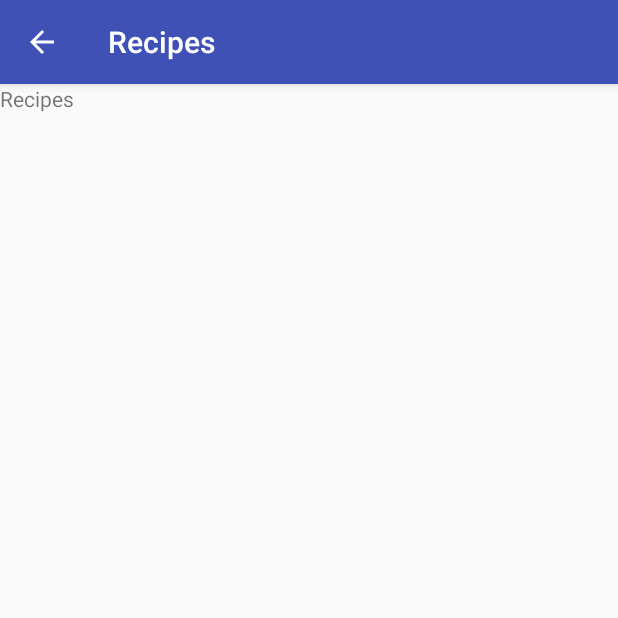
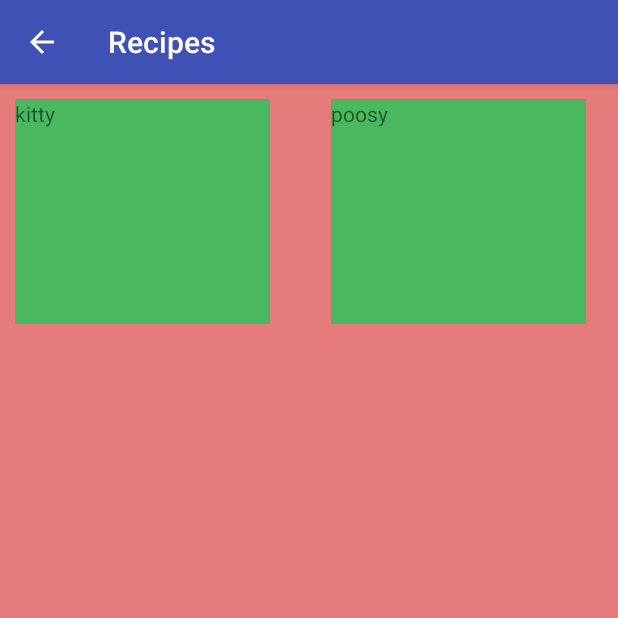
Before and after one commit to qle007/VQooks, an Android app: the RecipeActivity screen opened directly, with no data from a screen before it, on a phone screen of 412 x 824 dp, the top half of it. Run offline under Robolectric (Android 15) with nearby library versions, the phone set to English and light mode, and no system bars.

Commit message:
added listview for recipes

```diff
--- a/app/src/main/java/com/vq/vqooks/RecipeActivity.java
+++ b/app/src/main/java/com/vq/vqooks/RecipeActivity.java
@@ -1,7 +1,10 @@
 package com.vq.vqooks;
 
+import android.os.Bundle;
 import android.support.v7.app.AppCompatActivity;
-import android.os.Bundle;
+import android.widget.GridView;
+
+import java.util.ArrayList;
 
 public class RecipeActivity extends AppCompatActivity {
 
@@ -9,5 +12,23 @@ public class RecipeActivity extends AppCompatActivity {
     protected void onCreate(Bundle savedInstanceState) {
         super.onCreate(savedInstanceState);
         setContentView(R.layout.activity_recipe);
+
+        ArrayList<Recipes> recipes = new ArrayList<>();
+        ArrayList<String> ingredients = new ArrayList<>();
+        ingredients.add("poosy");
+        ingredients.add("poosy");
+        ingredients.add("poosy");
+        ingredients.add("poosy");
+        recipes.add(new Recipes("kitty", ingredients,"cook it really well"));
+        ingredients = new ArrayList<>();
+        ingredients.add("kitty");
+        ingredients.add("kitty");
+        ingredients.add("kitty");
+
+        recipes.add(new Recipes("poosy", ingredients, "cook"));
+        GridView  recipesGridView = (GridView) findViewById(R.id.list);
+        RecipesAdapter adapter = new RecipesAdapter(this, recipes);
+        recipesGridView.setAdapter(adapter);
+
     }
 }
--- /dev/null
+++ b/app/src/main/java/com/vq/vqooks/Recipes.java
@@ -0,0 +1,46 @@
+package com.vq.vqooks;
+
+import java.util.ArrayList;
+
+/**
+ * Created by Quoc on 12/4/2017.
+ */
+
+public class Recipes {
+
+
+    private String name;
+    private ArrayList<String> ingredients = new ArrayList();
+    private String instruction;
+
+    public String getName() {
+        return name;
+    }
+
+    public void setName(String name) {
+        this.name = name;
+    }
+
+    public ArrayList<String> getIngredients() {
+        return ingredients;
+    }
+
+    public void setIngredients(ArrayList<String> ingredients) {
+        this.ingredients = ingredients;
+    }
+
+    public String getInstruction() {
+        return instruction;
+    }
+
+    public void setInstruction(String instruction) {
+        this.instruction = instruction;
+    }
+
+
+    public Recipes(String name, ArrayList<String> ingredients, String instruction) {
+        this.name = name;
+        this.ingredients = ingredients;
+        this.instruction = instruction;
+    }
+}
--- /dev/null
+++ b/app/src/main/java/com/vq/vqooks/RecipesAdapter.java
@@ -0,0 +1,36 @@
+package com.vq.vqooks;
+
+import android.content.Context;
+import android.support.annotation.NonNull;
+import android.view.LayoutInflater;
+import android.view.View;
+import android.view.ViewGroup;
+import android.widget.ArrayAdapter;
+import android.widget.TextView;
+
+import java.util.List;
+
+/**
+ * Created by Quoc on 12/4/2017.
+ */
+
+public class RecipesAdapter extends ArrayAdapter<Recipes> {
+
+    public RecipesAdapter(@NonNull Context context, List<Recipes> recipes)
+    {
+        super(context, 0, recipes);
+    }
+    public View getView(int position, View convertView, ViewGroup parent)
+    {
+        View listItemView = convertView;
+        if(listItemView == null)
+        {
+            listItemView = LayoutInflater.from(getContext()).inflate(R.layout.recipes_list_item, parent, false);
+        }
+        Recipes currentRecipes = getItem(position);
+
+        TextView recipeTextView = (TextView) listItemView.findViewById(R.id.recipe);
+        recipeTextView.setText(currentRecipes.getName());
+        return listItemView;
+    }
+}
--- a/app/src/main/res/layout/activity_recipe.xml
+++ b/app/src/main/res/layout/activity_recipe.xml
@@ -1,12 +1,13 @@
 <?xml version="1.0" encoding="utf-8"?>
-<RelativeLayout xmlns:android="http://schemas.android.com/apk/res/android"
-    xmlns:tools="http://schemas.android.com/tools"
+<GridView xmlns:android="http://schemas.android.com/apk/res/android"
+    android:id="@+id/list"
     android:layout_width="match_parent"
     android:layout_height="match_parent"
-    tools:context="com.vq.vqooks.IngredientsActivity">
-    <TextView
-        android:layout_width="wrap_content"
-        android:layout_height="wrap_content"
-        android:text="Recipes"/>
-
-</RelativeLayout>
+    android:columnWidth="90dp"
+    android:numColumns="2"
+    android:verticalSpacing="10dp"
+    android:horizontalSpacing="10dp"
+    android:stretchMode="columnWidth"
+    android:gravity="center"
+    android:background="#e67b7b"
+    />
--- /dev/null
+++ b/app/src/main/res/layout/recipes_list_item.xml
@@ -0,0 +1,13 @@
+<?xml version="1.0" encoding="utf-8"?>
+<LinearLayout xmlns:android="http://schemas.android.com/apk/res/android"
+    android:layout_width="match_parent"
+    android:layout_height="match_parent"
+    android:padding="10dp">
+
+    <TextView
+        android:id="@+id/recipe"
+        android:layout_width="170dp"
+        android:layout_height="150dp"
+        android:background="#49b85f"
+        android:text="Name" />
+</LinearLayout>
```
